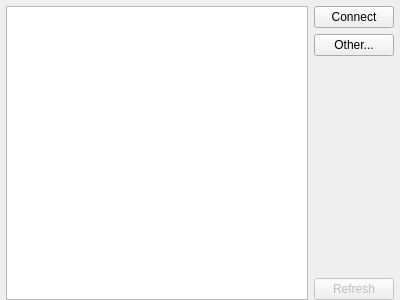
The window that ui/ConnectWidget.ui (kipr/botui) describes before a commit, drawn with Qt 5.
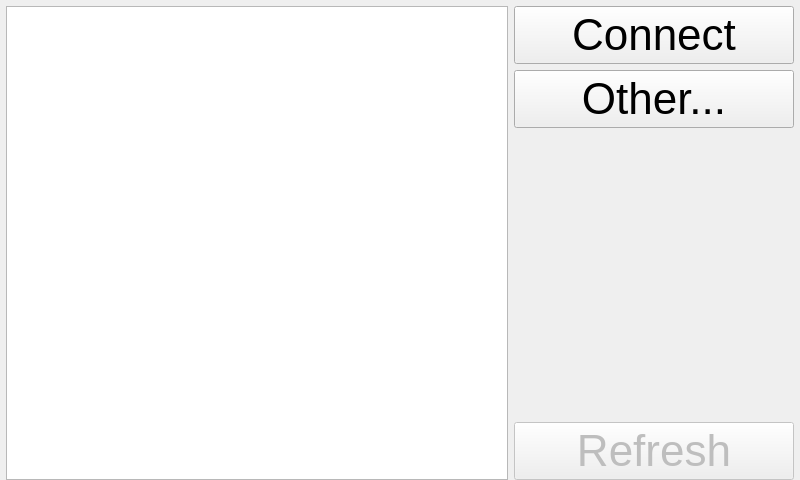
The same window after the commit. Icons and pictures are not drawn.

```diff
--- a/ui/ConnectWidget.ui
+++ b/ui/ConnectWidget.ui
@@ -6,8 +6,8 @@
    <rect>
     <x>0</x>
     <y>0</y>
-    <width>400</width>
-    <height>300</height>
+    <width>800</width>
+    <height>480</height>
    </rect>
   </property>
   <property name="windowTitle">
@@ -29,12 +29,29 @@
    <item>
     <layout class="QHBoxLayout" name="horizontalLayout">
      <item>
-      <widget class="QListView" name="networks"/>
+      <widget class="QListView" name="networks">
+       <property name="font">
+        <font>
+         <pointsize>22</pointsize>
+        </font>
+       </property>
+      </widget>
      </item>
      <item>
       <layout class="QVBoxLayout" name="verticalLayout">
        <item>
         <widget class="QPushButton" name="connect">
+         <property name="minimumSize">
+          <size>
+           <width>280</width>
+           <height>0</height>
+          </size>
+         </property>
+         <property name="font">
+          <font>
+           <pointsize>33</pointsize>
+          </font>
+         </property>
          <property name="text">
           <string>Connect</string>
          </property>
@@ -46,6 +63,11 @@
        </item>
        <item>
         <widget class="QPushButton" name="other">
+         <property name="font">
+          <font>
+           <pointsize>33</pointsize>
+          </font>
+         </property>
          <property name="text">
           <string>Other...</string>
          </property>
@@ -73,6 +95,11 @@
          <property name="enabled">
           <bool>false</bool>
          </property>
+         <property name="font">
+          <font>
+           <pointsize>33</pointsize>
+          </font>
+         </property>
          <property name="text">
           <string>Refresh</string>
          </property>
```
